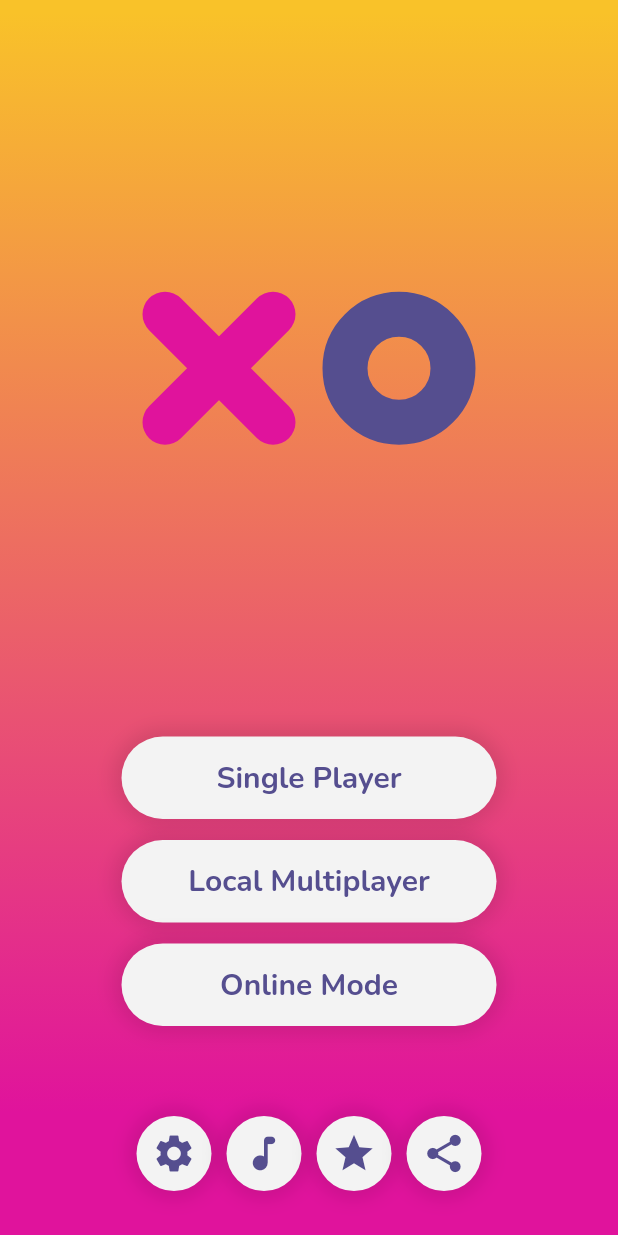
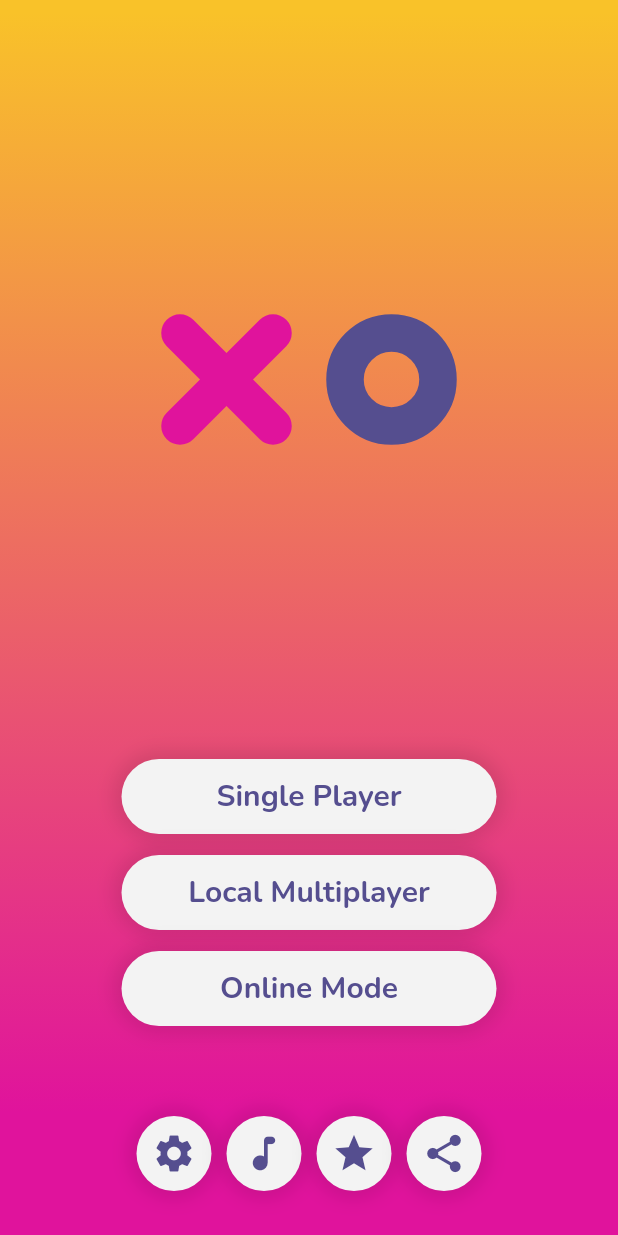
Before and after one commit to Donfreddy/flutter-tic-tac-toe, a Flutter app: the screen it shows after launch, after a tap on the "settings" icon, on a phone screen of 412 x 824 dp. Run offline on Flutter 3.47's test engine with Material 2 defaults, Android fonts, the phone set to English and light mode, and no system bars; our stand-ins replace audioplayers, get_it, google_fonts, rxdart.

Commit message:
added song

```diff
--- a/lib/src/views/home_view.dart
+++ b/lib/src/views/home_view.dart
@@ -33,14 +33,14 @@ class HomeView extends StatelessWidget {
                     mainAxisAlignment: MainAxisAlignment.center,
                     children: const <Widget>[
                       SizedBox(
-                        width: 120.0,
-                        height: 120.0,
-                        child: Cross(crossWidth: 30.0),
+                        width: 110.0,
+                        height: 110.0,
+                        child: Cross(crossWidth: 25.0),
                       ),
                       SizedBox(
-                        width: 120.0,
-                        height: 120.0,
-                        child: Circle(circleWidth: 30.0),
+                        width: 110.0,
+                        height: 110.0,
+                        child: Circle(circleWidth: 25.0),
                       ),
                     ],
                   ),
@@ -51,8 +51,9 @@ class HomeView extends StatelessWidget {
                   Btn(
                     onTap: () {
                       soundService.playSound('click');
+                      Navigator.pushNamed(context, '');
                     },
-                    height: 55,
+                    height: 50,
                     width: 250,
                     borderRadius: 250,
                     child: const Text(
@@ -67,7 +68,7 @@ class HomeView extends StatelessWidget {
                         soundService.playSound('click');
                       },
                       color: Colors.white,
-                      height: 55,
+                      height: 50,
                       width: 250,
                       borderRadius: 250,
                       child: const Text(
@@ -82,7 +83,7 @@ class HomeView extends StatelessWidget {
                       soundService.playSound('click');
                     },
                     color: Colors.white,
-                    height: 55,
+                    height: 50,
                     width: 250,
                     borderRadius: 250,
                     child: const Text(
@@ -96,7 +97,9 @@ class HomeView extends StatelessWidget {
                     mainAxisAlignment: MainAxisAlignment.center,
                     children: [
                       Btn(
-                        onTap: () {},
+                        onTap: () {
+                          soundService.playSound('click');
+                        },
                         color: Colors.white,
                         height: 50,
                         width: 50,
```
Also changed, not shown: 6 other files.
